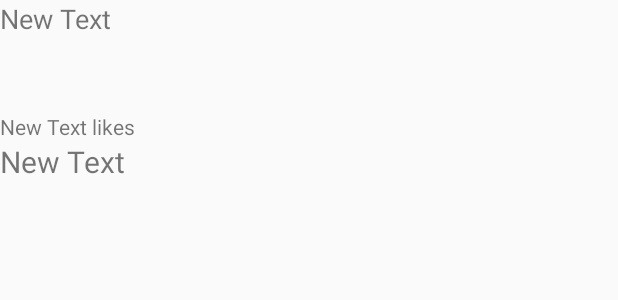
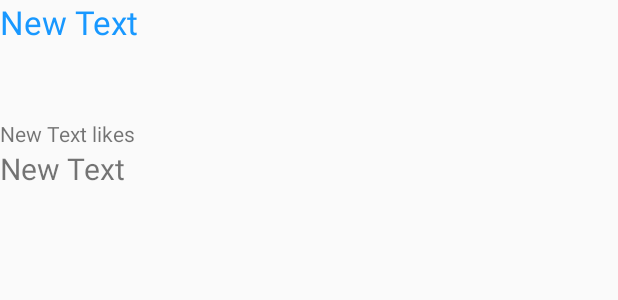
Before and after one commit to AlexandreSeb97/InstagramClient, an Android app: the layout item_photo.xml on its own in the app's theme, with its tools: preview values and no code run, on a phone screen of 412 x 824 dp. Shown: the top 300 px of the screen. Run offline under Robolectric (Android 15) with nearby library versions, the phone set to English and light mode, and no system bars.

Commit message:
Username color and size change
username change

```diff
--- a/app/src/main/res/layout/item_photo.xml
+++ b/app/src/main/res/layout/item_photo.xml
@@ -33,10 +33,13 @@
         android:id="@+id/tvUsername"
         android:maxLines="2"
         android:ellipsize="end"
-        android:textSize="18sp"
+        android:textSize="22sp"
         android:layout_alignParentTop="true"
         android:layout_alignParentLeft="true"
-        android:layout_alignParentStart="true" />
+        android:layout_alignParentStart="true"
+        android:textColor="#ff1898ff"
+        android:shadowColor="#ff001946"
+        android:textAppearance="@id/title" />
 
     <TextView
         android:layout_width="wrap_content"
```
